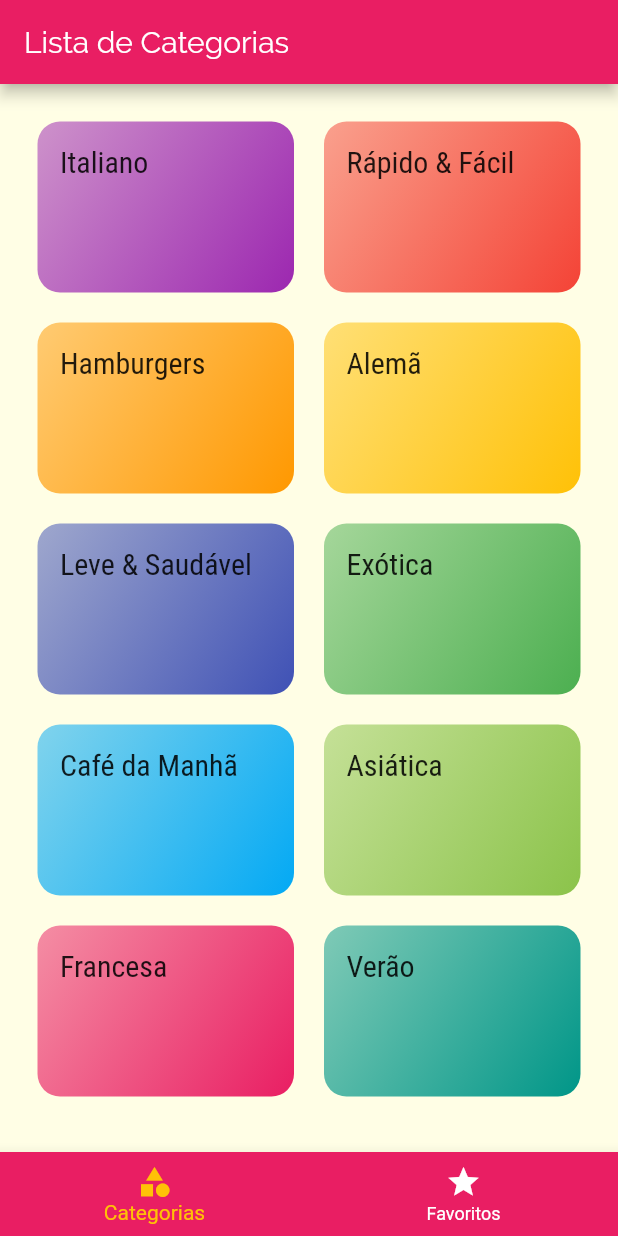
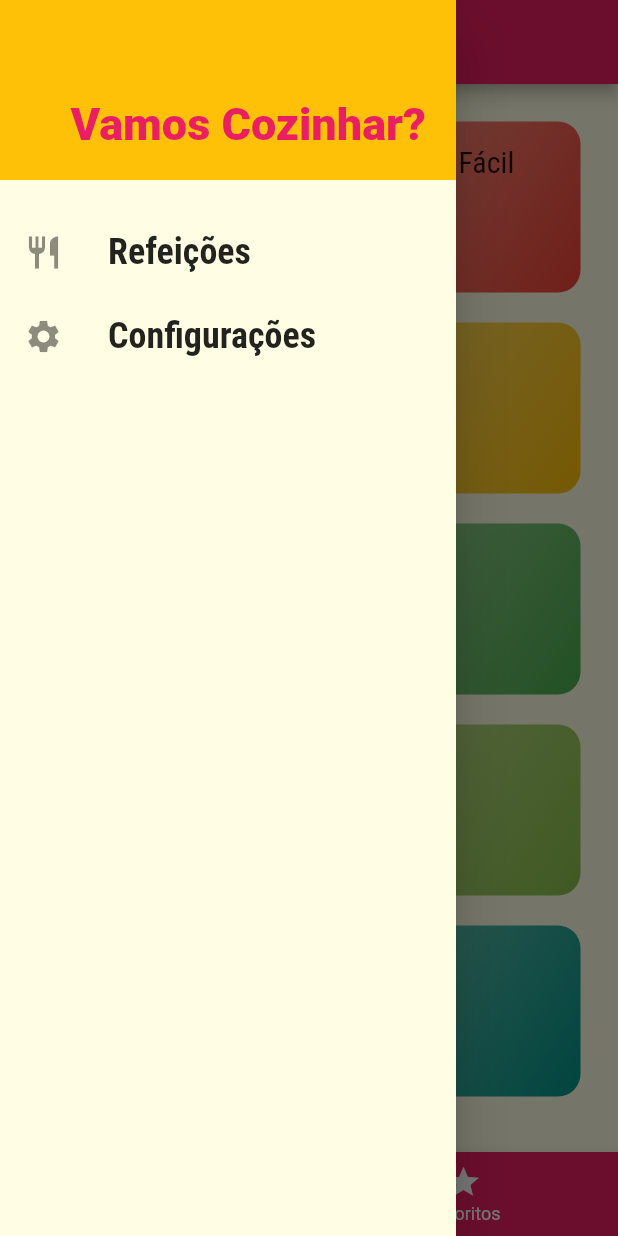
Before and after one commit to lincolnarrais/projeto_refeicoes, a Flutter app: the screen it shows after launch, with the side drawer open (before the commit the screen has no drawer), on a phone screen of 412 x 824 dp. Run offline on Flutter 3.47's test engine with Material 2 defaults, Android fonts, the phone set to English and light mode, and no system bars.

Commit message:
Criamos e implementamos um componente Drawer para estender a navegação dentro na aplicação. Criamos, mas não implementamos, uma tela de configurações SettingsScreen.

```diff
--- /dev/null
+++ b/lib/components/main_drawer.dart
@@ -0,0 +1,59 @@
+import 'package:flutter/material.dart';
+
+import '../utils/app_routes.dart';
+
+class MainDrawer extends StatelessWidget {
+  Widget _createItem(IconData icon, String label, Function onTap) {
+    return ListTile(
+      leading: Icon(
+        icon,
+        size: 26,
+      ),
+      title: Text(
+        label,
+        style: TextStyle(
+          fontFamily: 'RobotoCondensed',
+          fontSize: 24,
+          fontWeight: FontWeight.bold,
+        ),
+      ),
+      onTap: onTap,
+    );
+  }
+
+  @override
+  Widget build(BuildContext context) {
+    return Drawer(
+      child: Column(
+        children: <Widget>[
+          Container(
+            height: 120,
+            width: double.infinity,
+            padding: EdgeInsets.all(20),
+            color: Theme.of(context).accentColor,
+            alignment: Alignment.bottomRight,
+            child: Text(
+              'Vamos Cozinhar?',
+              style: TextStyle(
+                fontWeight: FontWeight.w900,
+                fontSize: 30,
+                color: Theme.of(context).primaryColor,
+              ),
+            ),
+          ),
+          SizedBox(height: 20),
+          _createItem(
+            Icons.restaurant,
+            'Refeições',
+            () => Navigator.of(context).pushNamed(AppRoutes.HOME),
+          ),
+          _createItem(
+            Icons.settings,
+            'Configurações',
+            () => Navigator.of(context).pushNamed(AppRoutes.SETTINGS),
+          ),
+        ],
+      ),
+    );
+  }
+}
--- a/lib/main.dart
+++ b/lib/main.dart
@@ -3,6 +3,7 @@ import 'package:flutter/material.dart';
 import 'screens/tabs_screen.dart';
 import 'screens/categories_meals_screen.dart';
 import 'screens/meal_detail_screen.dart';
+import 'screens/settings_screen.dart';
 
 import 'utils/app_routes.dart';
 
@@ -29,6 +30,7 @@ class MyApp extends StatelessWidget {
         AppRoutes.HOME: (ctx) => TabsScreen(),
         AppRoutes.CATEGORIES_MEALS: (ctx) => CategoriesMealsScreen(),
         AppRoutes.MEAL_DETAIL: (ctx) => MealDetailScreen(),
+        AppRoutes.SETTINGS: (ctx) => SettingsScreen(),
       },
     );
   }
--- /dev/null
+++ b/lib/screens/settings_screen.dart
@@ -0,0 +1,15 @@
+import 'package:flutter/material.dart';
+
+class SettingsScreen extends StatelessWidget {
+  @override
+  Widget build(BuildContext context) {
+    return Scaffold(
+      appBar: AppBar(
+        title: Text('Configurações'),
+      ),
+      body: Center(
+        child: Text('Configurações'),
+      ),
+    );
+  }
+}
--- a/lib/screens/tabs_screen.dart
+++ b/lib/screens/tabs_screen.dart
@@ -2,6 +2,7 @@ import 'package:flutter/material.dart';
 
 import 'categories_screen.dart';
 import 'favorite_screen.dart';
+import '../components/main_drawer.dart';
 
 class TabsScreen extends StatefulWidget {
   @override
@@ -27,6 +28,7 @@ class _TabsScreenState extends State<TabsScreen> {
           _screens[_selectedScreenIndex]['title'],
         ),
       ),
+      drawer: MainDrawer(),
       body: _screens[_selectedScreenIndex]['screen'],
       bottomNavigationBar: BottomNavigationBar(
         onTap: _selectScreen,
--- a/lib/utils/app_routes.dart
+++ b/lib/utils/app_routes.dart
@@ -2,4 +2,5 @@ class AppRoutes {
   static const HOME = '/';
   static const CATEGORIES_MEALS = '/categories-meals';
   static const MEAL_DETAIL = '/meal-detail';
+  static const SETTINGS = '/settings';
 }
```
